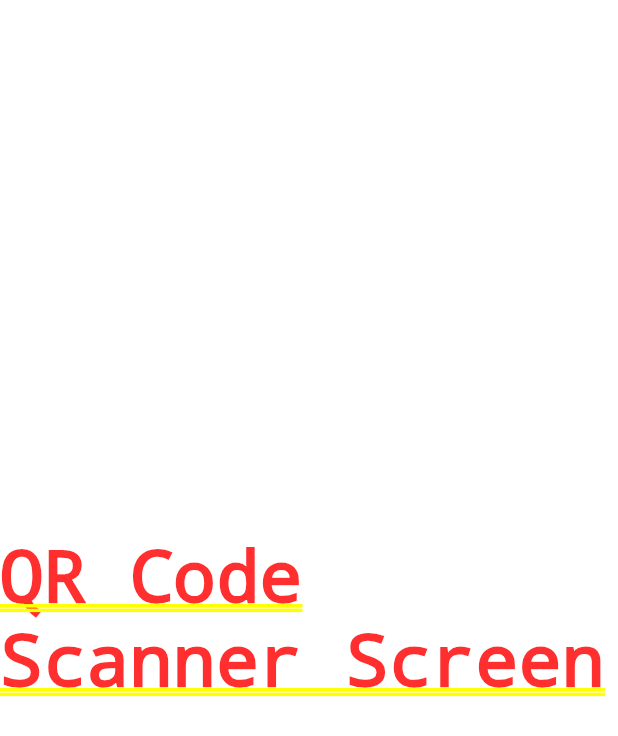
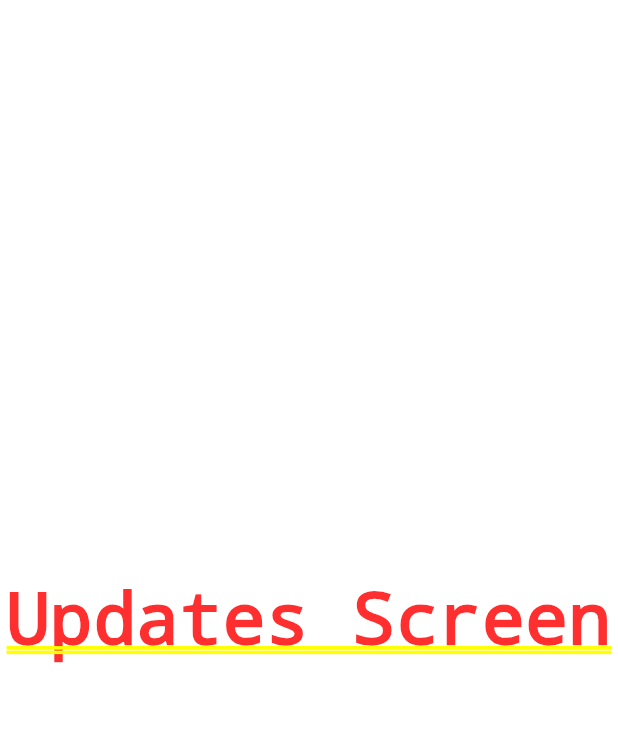
Before and after one commit to VAHORASAUBAN/UNICON-2.0, a Flutter app: the DashboardScreen screen opened by its route, after a tap on the "qr code scanner" icon, on a phone screen of 412 x 824 dp. Shown: the top 736 px of the screen. Run offline on Flutter 3.47's test engine with Material 3 defaults, Android fonts, the phone set to English and light mode, and no system bars.

Commit message:
few changes

```diff
--- a/unicon/lib/features/screens/dashboard/Dashboard.dart
+++ b/unicon/lib/features/screens/dashboard/Dashboard.dart
@@ -408,7 +408,7 @@ class QRCodeScannerScreen extends StatelessWidget {
 }*/
 import 'package:flutter/material.dart';
 import 'package:intl/intl.dart'; // For date formatting
-import 'package:unicon/features/screens/dashboard/timetable_screen.dart';
+import 'package:unicon/features/screens/timetable_screen.dart';
 
 import '../../../shared/widgets/navbar.dart'; // Import the TimetableService
 
@@ -567,6 +567,6 @@ class UpdatesScreen extends StatelessWidget {
 class QRCodeScannerScreen extends StatelessWidget {
   @override
   Widget build(BuildContext context) {
-    return const Center(child: Text("QR Code Scanner Screen"));
+    return const Center(child: Text("Updates Screen"));
   }
 }
--- a/unicon/lib/main.dart
+++ b/unicon/lib/main.dart
@@ -33,7 +33,7 @@ import 'package:flutter/material.dart';
 import 'features/screens/dashboard/Dashboard.dart';
 import 'features/screens/LoginScreen.dart';
 import 'features/screens/LoginDetailsScreen.dart';
-import 'package:unicon/features/screens/dashboard/timetable_screen.dart' as timetable;
+import 'package:unicon/features/screens/timetable_screen.dart' as timetable;
 
 void main() {
   runApp(MyApp());
```
Also changed, not shown: unicon/lib/features/screens/timetable_screen.dart (renamed from unicon/lib/features/screens/dashboard/timetable_screen.dart).
